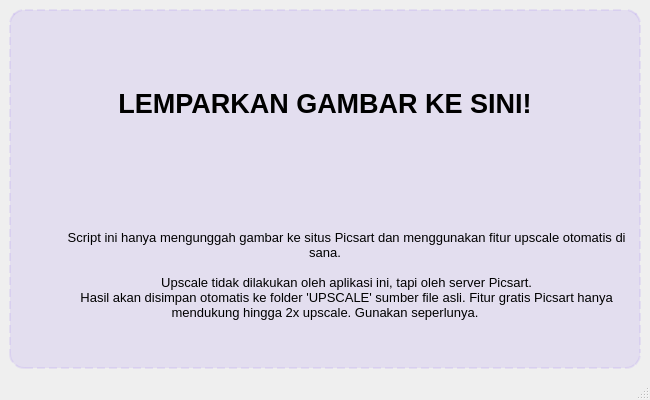
Old version of the form App/main_window.ui in the repository mudrikam/SotongHD.
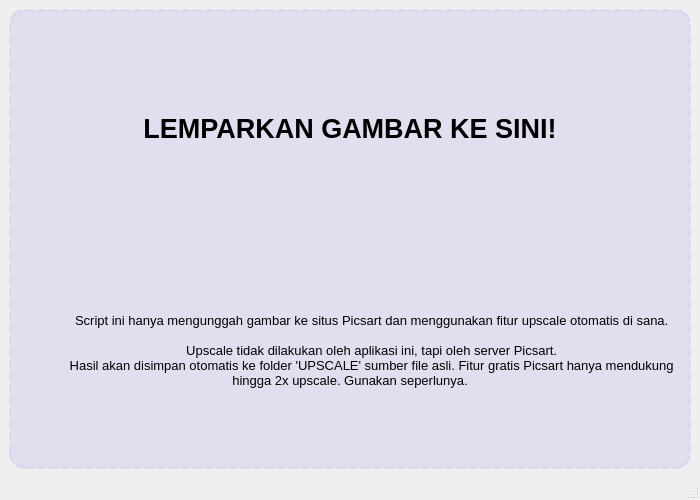
New version of the form.

Commit message: Implement image processing with Selenium and add statistics dialog

What changed in the file:
```diff
--- a/App/main_window.ui
+++ b/App/main_window.ui
@@ -6,8 +6,8 @@
    <rect>
     <x>0</x>
     <y>0</y>
-    <width>650</width>
-    <height>400</height>
+    <width>700</width>
+    <height>500</height>
    </rect>
   </property>
   <property name="windowTitle">
```
The commit also changes 4 other files.
